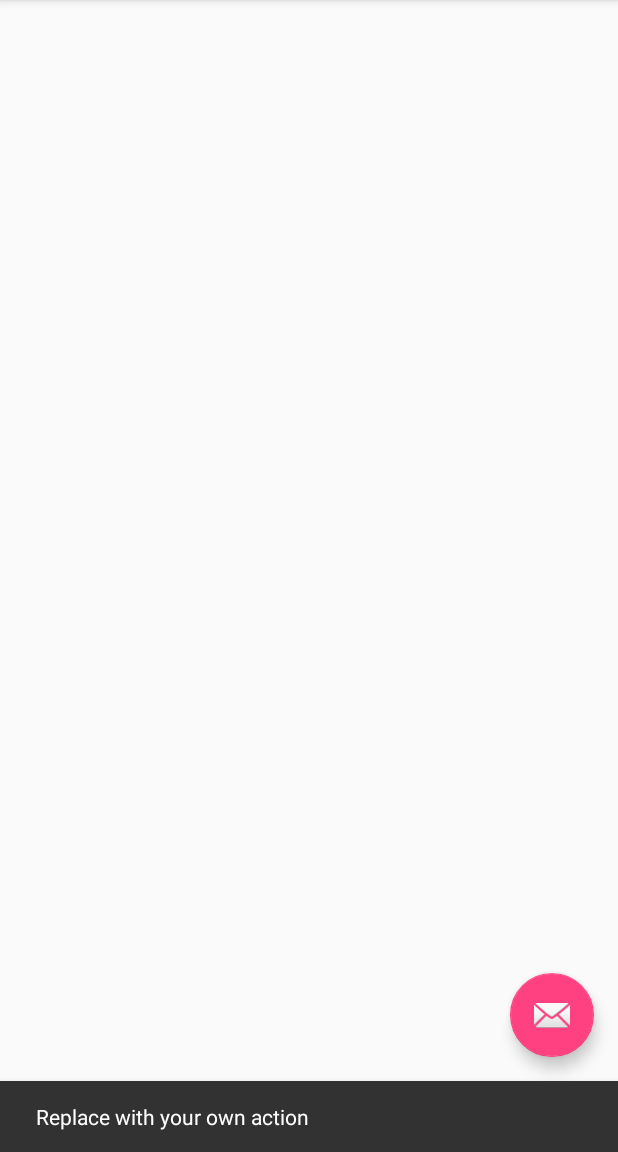
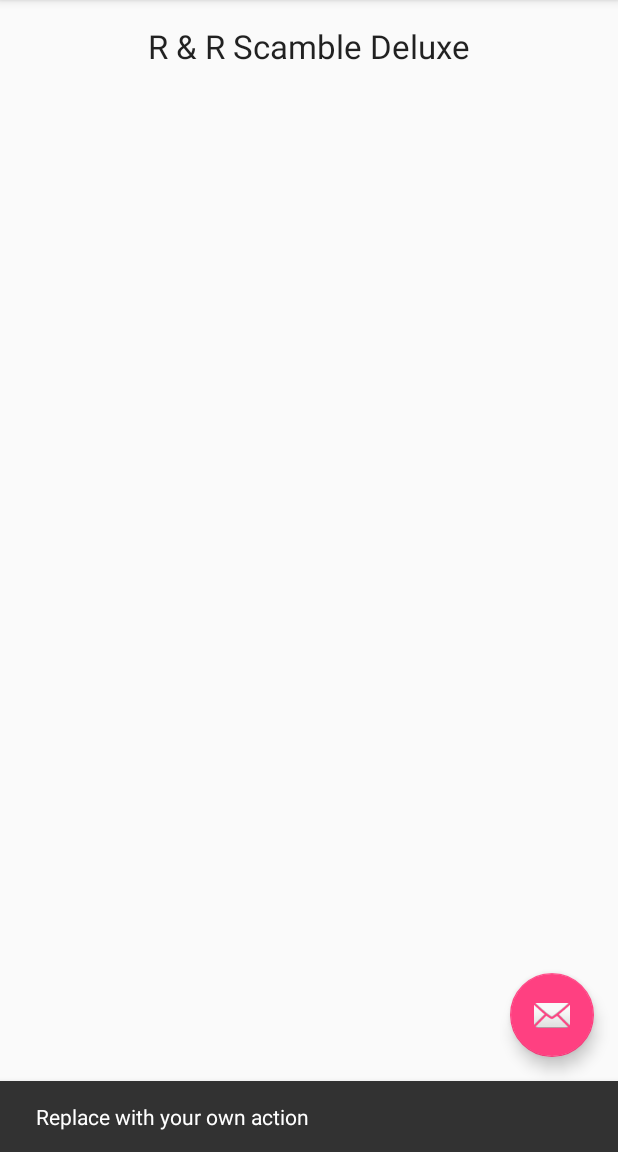
Before and after one commit to rstruempf/RnRScramble, an Android app: the screen it shows after launch (MainActivity), after a tap on an icon or button, on a phone screen of 412 x 824 dp, the part 84-1236 px from its top. Run offline under Robolectric (Android 15) with nearby library versions, the phone set to English and light mode, and no system bars.

Commit message:
Created MVC folders and moved MainActivity.java to view

```diff
--- a/app/src/main/AndroidManifest.xml
+++ b/app/src/main/AndroidManifest.xml
@@ -9,7 +9,7 @@
         android:supportsRtl="true"
         android:theme="@style/AppTheme">
         <activity
-            android:name=".MainActivity"
+            android:name=".view.MainActivity"
             android:label="@string/app_name"
             android:theme="@style/AppTheme.NoActionBar">
             <intent-filter>
--- a/app/src/main/java/edu/westga/rnrscramble/MainActivity.java
+++ b/app/src/main/java/edu/westga/rnrscramble/view/MainActivity.java
@@ -1,4 +1,4 @@
-package edu.westga.rnrscramble;
+package edu.westga.rnrscramble.view;
 
 import android.os.Bundle;
 import android.support.design.widget.FloatingActionButton;
@@ -8,6 +8,8 @@ import android.support.v7.widget.Toolbar;
 import android.view.View;
 import android.view.Menu;
 import android.view.MenuItem;
+
+import edu.westga.rnrscramble.R;
 
 public class MainActivity extends AppCompatActivity {
 
--- a/app/src/main/res/layout/activity_main.xml
+++ b/app/src/main/res/layout/activity_main.xml
@@ -5,7 +5,7 @@
     android:layout_width="match_parent"
     android:layout_height="match_parent"
     android:fitsSystemWindows="true"
-    tools:context="edu.westga.rnrscramble.MainActivity">
+    tools:context=".view.MainActivity">
 
     <android.support.design.widget.AppBarLayout
         android:layout_width="match_parent"
--- a/app/src/main/res/layout/content_main.xml
+++ b/app/src/main/res/layout/content_main.xml
@@ -9,8 +9,16 @@
     android:paddingRight="@dimen/activity_horizontal_margin"
     android:paddingTop="@dimen/activity_vertical_margin"
     app:layout_behavior="@string/appbar_scrolling_view_behavior"
-    tools:context="edu.westga.rnrscramble.MainActivity"
+    tools:context=".view.MainActivity"
     tools:showIn="@layout/activity_main">
 
 
+    <TextView
+        android:layout_width="wrap_content"
+        android:layout_height="wrap_content"
+        android:textAppearance="?android:attr/textAppearanceLarge"
+        android:text="R &amp; R Scamble Deluxe"
+        android:id="@+id/textView"
+        android:layout_alignParentTop="true"
+        android:layout_centerHorizontal="true" />
 </RelativeLayout>
--- a/app/src/main/res/menu/menu_main.xml
+++ b/app/src/main/res/menu/menu_main.xml
@@ -1,7 +1,7 @@
 <menu xmlns:android="http://schemas.android.com/apk/res/android"
     xmlns:app="http://schemas.android.com/apk/res-auto"
     xmlns:tools="http://schemas.android.com/tools"
-    tools:context="edu.westga.rnrscramble.MainActivity">
+    tools:context=".view.MainActivity">
     <item
         android:id="@+id/action_settings"
         android:orderInCategory="100"
```
